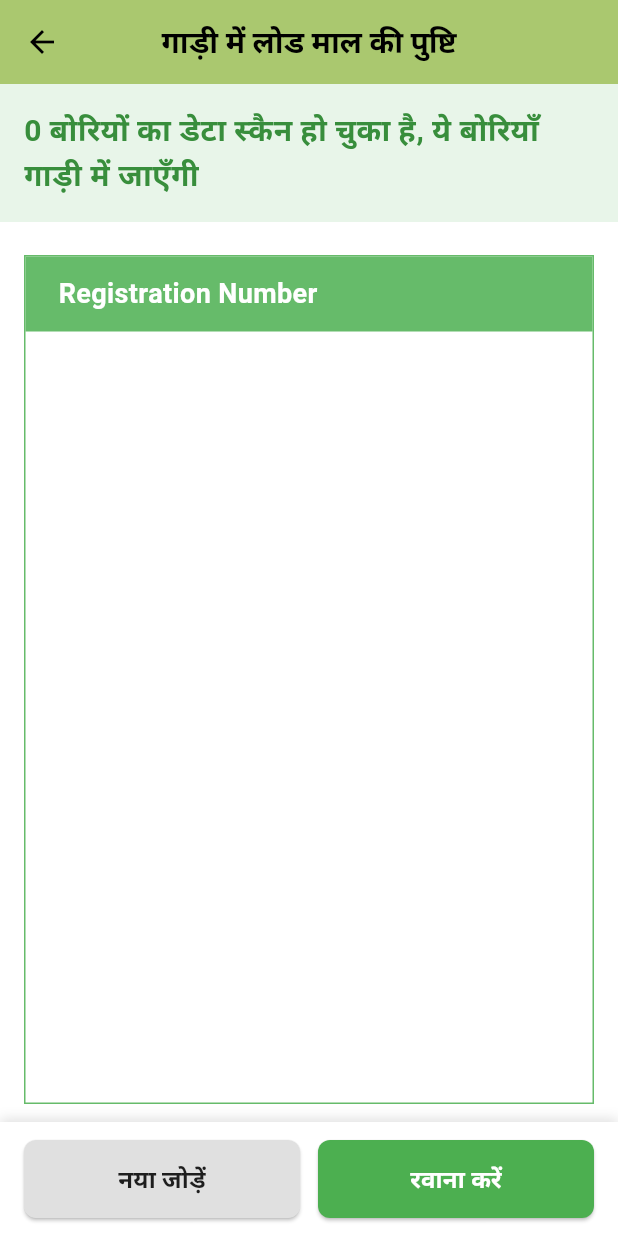
After one commit to Kuldeepsinghhada/rajfed_qr, a Flutter app: the VerifyVehicleLoadScreen screen opened directly, on a phone screen of 412 x 824 dp. The commit adds this screen. Run offline on Flutter 3.47's test engine with Material 3 defaults, Android fonts, the phone set to English and light mode, and no system bars; drawn by our look-alikes of upgrader; our stand-ins replace connectivity_plus, device_info_plus, dio, fluttertoast, geolocator, image_picker and 4 more; missing offline and left inert: ai_barcode_scanner; accounts and stored records are empty; network calls fail.

Commit message:
issue fix

```diff
--- a/lib/APIService/data_manager.dart
+++ b/lib/APIService/data_manager.dart
@@ -1,6 +1,6 @@
-
 import 'package:rajfed_qr/models/crop_list_model.dart';
 import 'package:rajfed_qr/models/profile_model.dart';
+import 'package:rajfed_qr/models/saved_qr_model.dart';
 
 class DataManager {
   DataManager._();
@@ -9,4 +9,5 @@ class DataManager {
   List<CropModel> cropList = [];
   List<String> cropStringList = [];
   ProfileModel? profileDetail;
+  List<SavedQrModel> savedGadiItems = [];
 }
--- /dev/null
+++ b/lib/Screens/Incharge/DispatchConfirm/dispatch_confirm_screen.dart
@@ -0,0 +1,306 @@
+import 'package:flutter/material.dart';
+import 'package:rajfed_qr/APIService/data_manager.dart';
+import 'package:rajfed_qr/Screens/Incharge/upload_warehouse_screen/upload_warehouse_screen.dart';
+import 'package:rajfed_qr/models/saved_qr_model.dart';
+
+class VerifyVehicleLoadScreen extends StatefulWidget {
+  const VerifyVehicleLoadScreen({super.key});
+
+  @override
+  State<VerifyVehicleLoadScreen> createState() =>
+      _VerifyVehicleLoadScreenState();
+}
+
+class _VerifyVehicleLoadScreenState extends State<VerifyVehicleLoadScreen> {
+  Map<String, List<SavedQrModel>> farmerGroups = {};
+  Set<String> expandedGroups = {}; // store expanded tiles
+  List<SavedQrModel> qrCodeList = [];
+  @override
+  void initState() {
+    super.initState();
+    qrCodeList = DataManager.instance.savedGadiItems;
+    farmerGroups = groupByFarmer(qrCodeList);
+  }
+
+  Map<String, List<SavedQrModel>> groupByFarmer(List<SavedQrModel> list) {
+    Map<String, List<SavedQrModel>> map = {};
+
+    for (var item in list) {
+      final key = item.farmerRegId ?? "Unknown";
+
+      if (!map.containsKey(key)) {
+        map[key] = [];
+      }
+      map[key]!.add(item);
+    }
+
+    return map;
+  }
+
+  @override
+  Widget build(BuildContext context) {
+    return Scaffold(
+      appBar: AppBar(
+        title: Text("गाड़ी में लोड माल की पुष्टि"),
+      ),
+      body: Column(
+        crossAxisAlignment: CrossAxisAlignment.start,
+        children: [
+          // TOP SUMMARY
+          Container(
+            width: double.infinity,
+            padding: EdgeInsets.all(16),
+            color: Colors.green.shade50,
+            child: Text(
+              "${qrCodeList.length} बोरियों का डेटा स्कैन हो चुका है, ये बोरियाँ गाड़ी में जाएँगी",
+              style: TextStyle(
+                fontSize: 20,
+                fontWeight: FontWeight.bold,
+                color: Colors.green.shade700,
+              ),
+            ),
+          ),
+
+          SizedBox(height: 10),
+
+          Expanded(
+            child: Container(
+              margin: EdgeInsets.symmetric(horizontal: 16, vertical: 12),
+              decoration: BoxDecoration(
+                  border: Border.all(color: Colors.green.shade400)),
+              child: Column(
+                children: [
+                  Container(
+                    height: 50,
+                    color: Colors.green.shade400,
+                    child: Row(
+                      children: [
+                        SizedBox(
+                          width: 10,
+                        ),
+                        // Icon(
+                        //   Icons.qr_code_scanner,
+                        //   color: Colors.white,
+                        // ),
+                        Expanded(
+                          child: Padding(
+                            padding: const EdgeInsets.only(left: 12.0),
+                            child: Text(
+                              "Registration Number",
+                              style: TextStyle(
+                                  fontSize: 18,
+                                  fontWeight: FontWeight.w600,
+                                  color: Colors.white),
+                            ),
+                          ),
+                        ),
+                        // Checkbox(
+                        //   value: selectedNumberList.length ==
+                        //       scannedNumberList.length &&
+                        //       scannedNumberList.isNotEmpty,
+                        //   checkColor: Colors.green,
+                        //   activeColor: Colors.white,
+                        //   onChanged: (value) {
+                        //     setState(() {
+                        //       if (value == true) {
+                        //         selectedNumberList =
+                        //             List.from(scannedNumberList);
+                        //       } else {
+                        //         selectedNumberList.clear();
+                        //       }
+                        //     });
+                        //   },
+                        // ),
+                      ],
+                    ),
+                  ),
+                  Expanded(
+                    child: ListView(
+                      padding: EdgeInsets.all(12),
+                      children: farmerGroups.entries.map((entry) {
+                        final farmerId = entry.key;
+                        final list = entry.value;
+                        final isExpanded = expandedGroups.contains(farmerId);
+                        return Card(
+                          elevation: 1,
+                          child: Column(
+                            children: [
+                              // TILE HEADER
+                              ListTile(
+                                title: Text(
+                                  farmerId,
+                                  style: TextStyle(
+                                      fontWeight: FontWeight.w600,
+                                      fontSize: 16),
+                                ),
+                                subtitle:
+                                    Text("बोरियाँ : ${list.length.toString()}"),
+                                trailing: Row(
+                                  mainAxisSize: MainAxisSize.min,
+                                  children: [
+                                    // Delete Group Button
+                                    IconButton(
+                                      icon:
+                                          Icon(Icons.delete, color: Colors.red),
+                                      onPressed: () {
+                                        showDialog(
+                                          context: context,
+                                          builder: (_) => AlertDialog(
+                                            title: Text("Delete Group?"),
+                                            content: Text(
+                                                "क्या आप इस किसान की सभी QR एंट्री डिलीट करना चाहते हैं?"),
+                                            actions: [
+                                              TextButton(
+                                                child: Text("Cancel"),
+                                                onPressed: () =>
+                                                    Navigator.pop(context),
+                                              ),
+                                              TextButton(
+                                                child: Text("Delete"),
+                                                onPressed: () {
+                                                  setState(() {
+                                                    qrCodeList.removeWhere(
+                                                        (e) =>
+                                                            e.farmerRegId ==
+                                                            farmerId);
+                                                    farmerGroups =
+                                                        groupByFarmer(
+                                                            qrCodeList);
+                                                  });
+                                                  Navigator.pop(context);
+                                                },
+                                              )
+                                            ],
+                                          ),
+                                        );
+                                      },
+                                    ),
+
+                                    // Expand/Collapse Arrow
+                                    Icon(isExpanded
+                                        ? Icons.keyboard_arrow_up
+                                        : Icons.keyboard_arrow_down),
+                                  ],
+                                ),
+                                onTap: () {
+                                  setState(() {
+                                    if (isExpanded) {
+                                      expandedGroups.remove(farmerId);
+                                    } else {
+                                      expandedGroups.add(farmerId);
+                                    }
+                                  });
+                                },
+                              ),
+
+                              // EXPANDED LIST
+                              if (isExpanded)
+                                Container(
+                                  padding: EdgeInsets.symmetric(
+                                      horizontal: 16, vertical: 8),
+                                  child: Column(
+                                    children: list.map((qr) {
+                                      return Column(
+                                        children: [
+                                          Row(
+                                            children: [
+                                              Text(
+                                                qr.qrCode ?? "",
+                                                style: TextStyle(
+                                                  fontSize: 16,
+                                                  fontWeight: FontWeight.w500,
+                                                ),
+                                              ),
+                                            ],
+                                          ),
+                                          Divider(),
+                                        ],
+                                      );
+                                    }).toList(),
+                                  ),
+                                ),
+                            ],
+                          ),
+                        );
+                      }).toList(),
+                    ),
+                  ),
+                ],
+              ),
+            ),
+          ),
+        ],
+      ),
+      bottomNavigationBar: Container(
+        padding: EdgeInsets.symmetric(horizontal: 16, vertical: 12),
+        decoration: BoxDecoration(
+          color: Colors.white,
+          boxShadow: [
+            BoxShadow(
+              color: Colors.black12,
+              blurRadius: 6,
+              offset: Offset(0, -2),
+            )
+          ],
+        ),
+        child: SafeArea(
+          child: Row(
+            children: [
+              // ADD MORE Button
+              Expanded(
+                child: ElevatedButton(
+                  style: ElevatedButton.styleFrom(
+                    backgroundColor: Colors.grey.shade300,
+                    foregroundColor: Colors.black87,
+                    padding: EdgeInsets.symmetric(vertical: 14),
+                    shape: RoundedRectangleBorder(
+                      borderRadius: BorderRadius.circular(8),
+                    ),
+                  ),
+                  onPressed: () {
+                    // Navigate back or your Add More logic
+                    Navigator.pop(context);
+                  },
+                  child: Text(
+                    "नया जोड़ें",
+                    style: TextStyle(fontSize: 16, fontWeight: FontWeight.w600),
+                  ),
+                ),
+              ),
+
+              SizedBox(width: 12),
+
+              // PROCEED Button
+              Expanded(
+                child: ElevatedButton(
+                  style: ElevatedButton.styleFrom(
+                    backgroundColor: Colors.green,
+                    padding: EdgeInsets.symmetric(vertical: 14),
+                    shape: RoundedRectangleBorder(
+                      borderRadius: BorderRadius.circular(8),
+                    ),
+                  ),
+                  onPressed: () async {
+                    await Navigator.push(
+                        context,
+                        MaterialPageRoute(
+                            builder: (context) =>
+                                UploadWarehouseScreen(qrCodeList: qrCodeList)));
+                  },
+                  child: Text(
+                    "रवाना करें",
+                    style: TextStyle(
+                      fontSize: 16,
+                      fontWeight: FontWeight.w600,
+                      color: Colors.white,
+                    ),
+                  ),
+                ),
+              ),
+            ],
+          ),
+        ),
+      ),
+    );
+  }
+}
--- a/pubspec.yaml
+++ b/pubspec.yaml
@@ -16,7 +16,7 @@ publish_to: 'none' # Remove this line if you wish to publish to pub.dev
 # https://developer.apple.com/library/archive/documentation/General/Reference/InfoPlistKeyReference/Articles/CoreFoundationKeys.html
 # In Windows, build-name is used as the major, minor, and patch parts
 # of the product and file versions while build-number is used as the build suffix.
-version: 2.2.0+15
+version: 2.2.1+16
 
 environment:
   sdk: ^3.6.2
```
Also changed, not shown: lib/Screens/Incharge/incharge_home/incharge_home.dart (+76 -14 lines), lib/Screens/Incharge/upload_warehouse_screen/upload_warehouse_screen.dart (+7 -1 lines), lib/Screens/Operator/Home/op_home_service.dart (+8 -4 lines), 8 other files.
